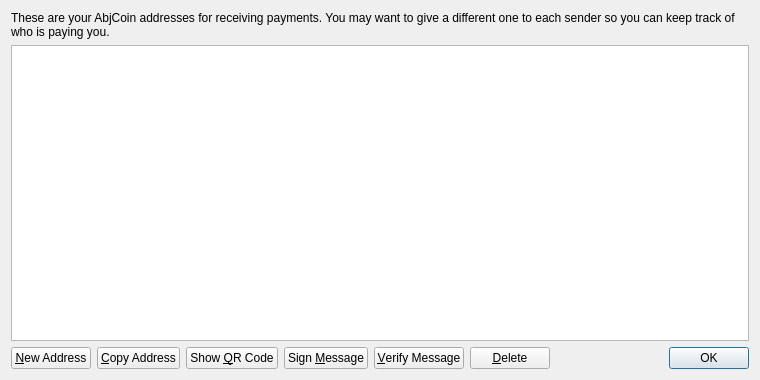
Old version of the form src/qt/forms/addressbookpage.ui in the repository abjcoinblockchain/Abjcoin.
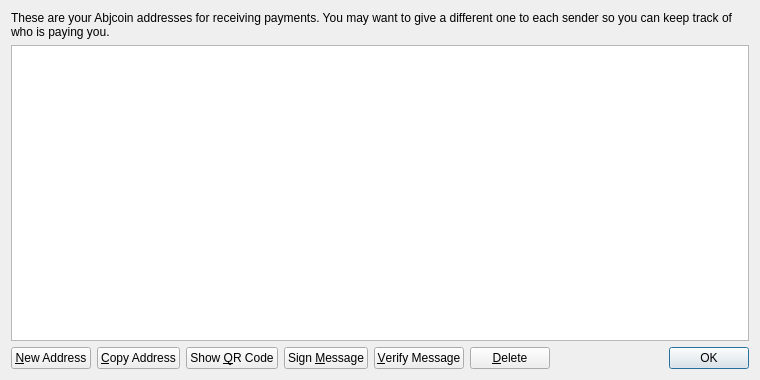
New version of the form. Icons and pictures are not drawn.

```diff
--- a/src/qt/forms/addressbookpage.ui
+++ b/src/qt/forms/addressbookpage.ui
@@ -17,7 +17,7 @@
    <item>
     <widget class="QLabel" name="labelExplanation">
      <property name="text">
-      <string>These are your AbjCoin addresses for receiving payments. You may want to give a different one to each sender so you can keep track of who is paying you.</string>
+      <string>These are your Abjcoin addresses for receiving payments. You may want to give a different one to each sender so you can keep track of who is paying you.</string>
      </property>
      <property name="textFormat">
       <enum>Qt::PlainText</enum>
```
Left out of the diff: 4 changed lines with no effect on the pictures.
